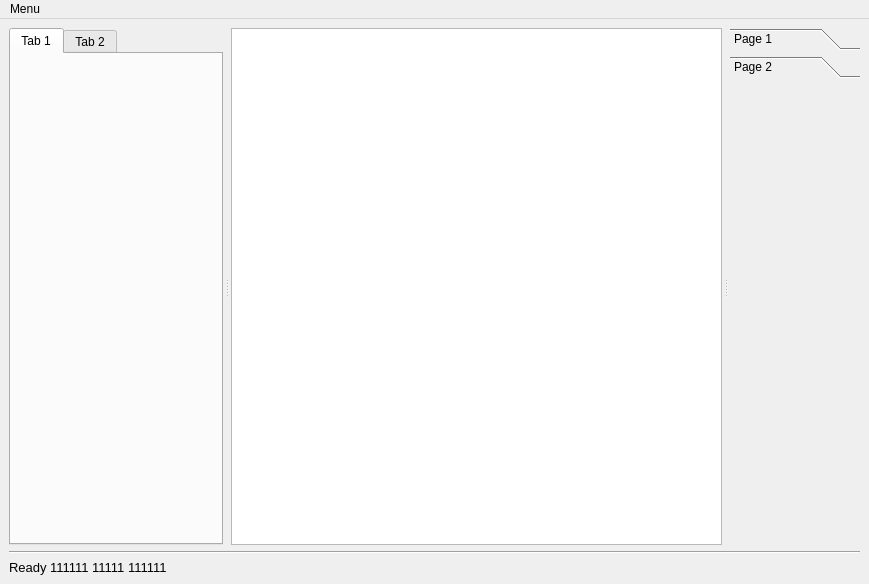
Old version of the form mainwindow.ui in the repository nikich340/W3YmlSceneEditor.
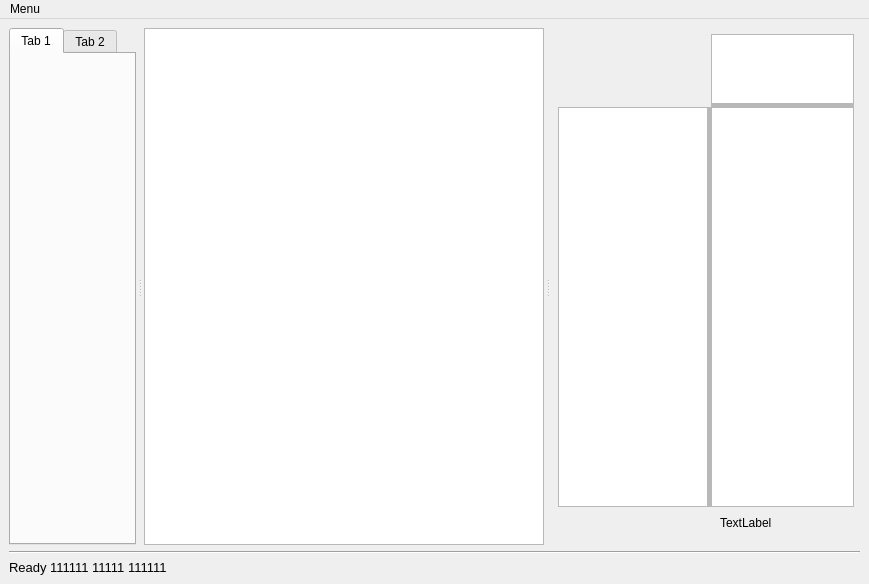
New version of the form. Custom widgets are drawn as their Qt base class.

What changed in the file:
```diff
--- a/mainwindow.ui
+++ b/mainwindow.ui
@@ -112,42 +112,141 @@
            </size>
           </property>
          </widget>
-         <widget class="QToolBox" name="shotBox">
-          <property name="sizePolicy">
-           <sizepolicy hsizetype="Preferred" vsizetype="MinimumExpanding">
-            <horstretch>0</horstretch>
-            <verstretch>0</verstretch>
-           </sizepolicy>
-          </property>
-          <property name="currentIndex">
-           <number>1</number>
-          </property>
-          <widget class="QWidget" name="page">
-           <property name="geometry">
-            <rect>
-             <x>0</x>
-             <y>0</y>
-             <width>160</width>
-             <height>421</height>
-            </rect>
+         <widget class="QWidget" name="shotWidget" native="true">
+          <layout class="QGridLayout" name="gridLayout">
+           <property name="leftMargin">
+            <number>6</number>
            </property>
-           <attribute name="label">
-            <string>Page 1</string>
-           </attribute>
-          </widget>
-          <widget class="QWidget" name="page_2">
-           <property name="geometry">
-            <rect>
-             <x>0</x>
-             <y>0</y>
-             <width>160</width>
-             <height>421</height>
-            </rect>
+           <property name="topMargin">
+            <number>6</number>
            </property>
-           <attribute name="label">
-            <string>Page 2</string>
-           </attribute>
-          </widget>
+           <property name="rightMargin">
+            <number>6</number>
+           </property>
+           <property name="bottomMargin">
+            <number>6</number>
+           </property>
+           <property name="spacing">
+            <number>0</number>
+           </property>
+           <item row="2" column="0">
+            <widget class="QGraphicsView" name="gViewLabel">
+             <property name="sizePolicy">
+              <sizepolicy hsizetype="Fixed" vsizetype="Expanding">
+               <horstretch>0</horstretch>
+               <verstretch>0</verstretch>
+              </sizepolicy>
+             </property>
+             <property name="minimumSize">
+              <size>
+               <width>150</width>
+               <height>0</height>
+              </size>
+             </property>
+             <property name="maximumSize">
+              <size>
+               <width>150</width>
+               <height>16777215</height>
+              </size>
+             </property>
+             <property name="verticalScrollBarPolicy">
+              <enum>Qt::ScrollBarAlwaysOff</enum>
+             </property>
+             <property name="horizontalScrollBarPolicy">
+              <enum>Qt::ScrollBarAlwaysOff</enum>
+             </property>
+             <property name="sizeAdjustPolicy">
+              <enum>QAbstractScrollArea::AdjustIgnored</enum>
+             </property>
+            </widget>
+           </item>
+           <item row="3" column="2">
+            <widget class="QWidget" name="widget_2" native="true">
+             <layout class="QVBoxLayout" name="verticalLayout_2">
+              <item>
+               <widget class="QLabel" name="label">
+                <property name="text">
+                 <string>TextLabel</string>
+                </property>
+               </widget>
+              </item>
+             </layout>
+            </widget>
+           </item>
+           <item row="0" column="2">
+            <widget class="QGraphicsView" name="gViewDgEditor">
+             <property name="sizePolicy">
+              <sizepolicy hsizetype="Expanding" vsizetype="Fixed">
+               <horstretch>0</horstretch>
+               <verstretch>0</verstretch>
+              </sizepolicy>
+             </property>
+             <property name="minimumSize">
+              <size>
+               <width>0</width>
+               <height>70</height>
+              </size>
+             </property>
+             <property name="maximumSize">
+              <size>
+               <width>16777215</width>
+               <height>70</height>
+              </size>
+             </property>
+             <property name="verticalScrollBarPolicy">
+              <enum>Qt::ScrollBarAlwaysOff</enum>
+             </property>
+             <property name="horizontalScrollBarPolicy">
+              <enum>Qt::ScrollBarAlwaysOff</enum>
+             </property>
+             <property name="sizeAdjustPolicy">
+              <enum>QAbstractScrollArea::AdjustIgnored</enum>
+             </property>
+             <property name="transformationAnchor">
+              <enum>QGraphicsView::NoAnchor</enum>
+             </property>
+            </widget>
+           </item>
+           <item row="2" column="1">
+            <widget class="Line" name="line">
+             <property name="frameShadow">
+              <enum>QFrame::Raised</enum>
+             </property>
+             <property name="lineWidth">
+              <number>0</number>
+             </property>
+             <property name="midLineWidth">
+              <number>3</number>
+             </property>
+             <property name="orientation">
+              <enum>Qt::Vertical</enum>
+             </property>
+            </widget>
+           </item>
+           <item row="2" column="2">
+            <widget class="ShotViewer" name="gViewShotEditor">
+             <property name="transformationAnchor">
+              <enum>QGraphicsView::NoAnchor</enum>
+             </property>
+            </widget>
+           </item>
+           <item row="1" column="2">
+            <widget class="Line" name="line_2">
+             <property name="frameShadow">
+              <enum>QFrame::Raised</enum>
+             </property>
+             <property name="lineWidth">
+              <number>0</number>
+             </property>
+             <property name="midLineWidth">
+              <number>3</number>
+             </property>
+             <property name="orientation">
+              <enum>Qt::Horizontal</enum>
+             </property>
+            </widget>
+           </item>
+          </layout>
          </widget>
         </widget>
        </item>
@@ -256,6 +355,11 @@
    <extends>QGraphicsView</extends>
    <header>SectionsGraphicsView.h</header>
   </customwidget>
+  <customwidget>
+   <class>ShotViewer</class>
+   <extends>QGraphicsView</extends>
+   <header>ShotViewer.h</header>
+  </customwidget>
  </customwidgets>
  <resources/>
  <connections/>
```
